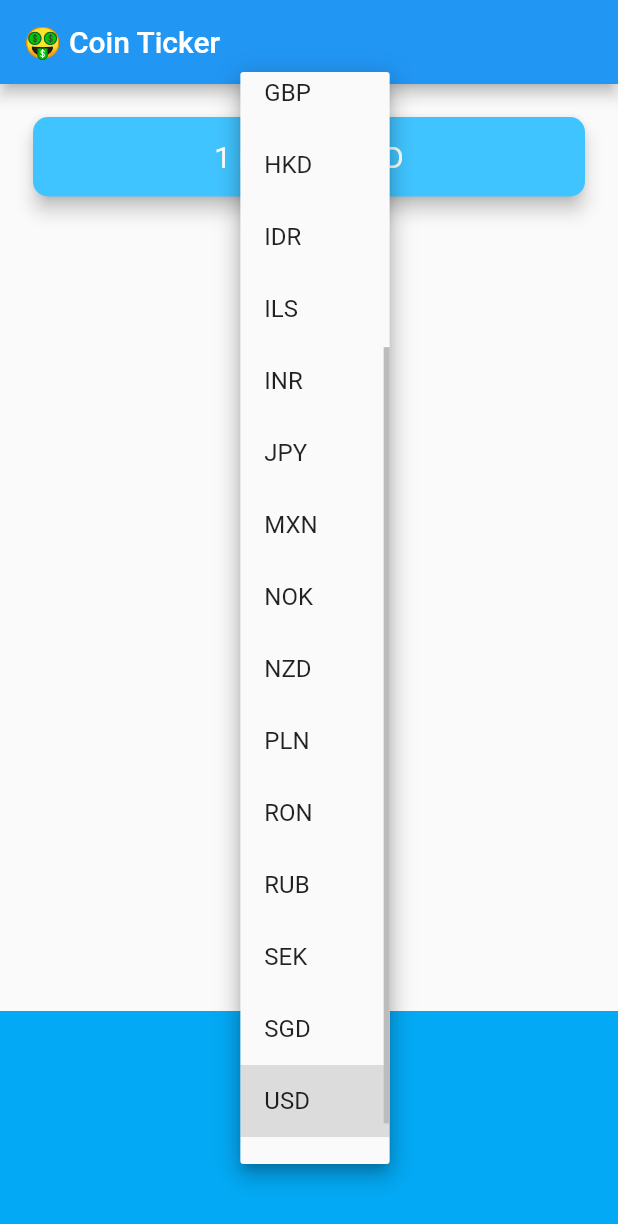
After one commit to show111-zz/udemy_flutter_bootcamp, a Flutter app: the PriceScreen screen opened directly, after a tap on "USD", on a phone screen of 412 x 824 dp. The commit adds this screen. Shown: the top 1224 px of the screen. Run offline on Flutter 3.47's test engine with Material 2 defaults, Android fonts, the light colour scheme and no system bars; our stand-ins replace audioplayers, flutter_spinkit, font_awesome_flutter, geolocator, rflutter_alert.

Commit message:
finished the bitcoin part

```diff
--- /dev/null
+++ b/lib/bitcoin/bitcoin_main.dart
@@ -0,0 +1,16 @@
+import 'package:flutter/material.dart';
+import 'price_screen.dart';
+
+//void main() => runApp(MyApp());
+
+class BitcoinMain extends StatelessWidget {
+  @override
+  Widget build(BuildContext context) {
+    return MaterialApp(
+      theme: ThemeData.dark().copyWith(
+          primaryColor: Colors.lightBlue,
+          scaffoldBackgroundColor: Colors.white),
+      home: PriceScreen(),
+    );
+  }
+}
--- /dev/null
+++ b/lib/bitcoin/coin_data.dart
@@ -0,0 +1,31 @@
+const List<String> currenciesList = [
+  'AUD',
+  'BRL',
+  'CAD',
+  'CNY',
+  'EUR',
+  'GBP',
+  'HKD',
+  'IDR',
+  'ILS',
+  'INR',
+  'JPY',
+  'MXN',
+  'NOK',
+  'NZD',
+  'PLN',
+  'RON',
+  'RUB',
+  'SEK',
+  'SGD',
+  'USD',
+  'ZAR'
+];
+
+const List<String> cryptoList = [
+  'BTC',
+  'ETH',
+  'LTC',
+];
+
+class CoinData {}
--- /dev/null
+++ b/lib/bitcoin/price_screen.dart
@@ -0,0 +1,91 @@
+import 'package:flutter/cupertino.dart';
+import 'package:flutter/material.dart';
+import 'coin_data.dart';
+import 'dart:io' show Platform;
+
+class PriceScreen extends StatefulWidget {
+  @override
+  _PriceScreenState createState() => _PriceScreenState();
+}
+
+class _PriceScreenState extends State<PriceScreen> {
+  String selectedCurrency = 'USD';
+
+  DropdownButton<String> androidDropdown() {
+    List<DropdownMenuItem<String>> dropdownItems = [];
+    for (String currency in currenciesList) {
+      dropdownItems.add(DropdownMenuItem(
+        child: Text(currency),
+        value: currency,
+      ));
+    }
+    return DropdownButton<String>(
+        value: selectedCurrency,
+        items: dropdownItems,
+        onChanged: (value) {
+          setState(() {
+            selectedCurrency = value;
+          });
+        },
+    );
+  }
+
+  CupertinoPicker iosPicker(){
+    List<Text> pickerItems = [];
+    for (String currency in currenciesList) {
+      pickerItems.add(Text(currency));
+    }
+
+    return CupertinoPicker(
+      backgroundColor: Colors.lightBlue,
+      itemExtent: 32.0,
+      onSelectedItemChanged: (selectedIndex) {
+        print(selectedIndex);
+      },
+      children: pickerItems,
+    );
+  }
+
+  @override
+  Widget build(BuildContext context) {
+    return Scaffold(
+      appBar: AppBar(
+        title: Text('🤑 Coin Ticker'),
+      ),
+      body: Column(
+        mainAxisAlignment: MainAxisAlignment.spaceBetween,
+        crossAxisAlignment: CrossAxisAlignment.stretch,
+        children: <Widget>[
+          Padding(
+            padding: EdgeInsets.fromLTRB(18.0, 18.0, 18.0, 0),
+            child: Card(
+              color: Colors.lightBlueAccent,
+              elevation: 5.0,
+              shape: RoundedRectangleBorder(
+                borderRadius: BorderRadius.circular(10.0),
+              ),
+              child: Padding(
+                padding: EdgeInsets.symmetric(vertical: 15.0, horizontal: 28.0),
+                child: Text(
+                  '1 BTC = ? USD',
+                  textAlign: TextAlign.center,
+                  style: TextStyle(
+                    fontSize: 20.0,
+                    color: Colors.white,
+                  ),
+                ),
+              ),
+            ),
+          ),
+          Container(
+            height: 150.0,
+            alignment: Alignment.center,
+            padding: EdgeInsets.only(bottom: 30.0),
+            color: Colors.lightBlue,
+            child:  Platform.isIOS ? iosPicker() : androidDropdown(),
+          ),
+        ],
+      ),
+    );
+  }
+}
--- a/lib/home.dart
+++ b/lib/home.dart
@@ -2,6 +2,7 @@
 import 'package:udemy_flutter_bootcamp/xylophone/XylophoneApp.dart';
 import 'package:udemy_flutter_bootcamp/dice/dice_page.dart';
 import 'package:udemy_flutter_bootcamp/quizzler/Quizzler.dart';
+import 'bitcoin/bitcoin_main.dart';
 import 'calculator/screens/bmi_calculator.dart';
 import 'clima/climate.dart';
 import 'destini/destini_page.dart';
@@ -22,6 +23,7 @@
         '/bmi_calculator_page': (context) => BMICalculator(),
         '/navigation_page': (context) => NavigationPage(),
         '/climate_page': (context) => ClimatePage(),
+        '/bitcoin_page': (context) => BitcoinMain(),
       },
       home: HomeListPage(),
     );
@@ -42,6 +44,7 @@
           ListTile(title: Text('bmi_calculator_page'),trailing: Icon(Icons.forward), onTap: (){ Navigator.pushNamed(context, '/bmi_calculator_page'); },),
           ListTile(title: Text('navigation_page'),trailing: Icon(Icons.forward), onTap: (){ Navigator.pushNamed(context, '/navigation_page'); },),
           ListTile(title: Text('climate_page'),trailing: Icon(Icons.forward), onTap: (){ Navigator.pushNamed(context, '/climate_page'); },),
+          ListTile(title: Text('bitcoin_page'),trailing: Icon(Icons.forward), onTap: (){ Navigator.pushNamed(context, '/bitcoin_page'); },),
         ],
       ),
     );
```
